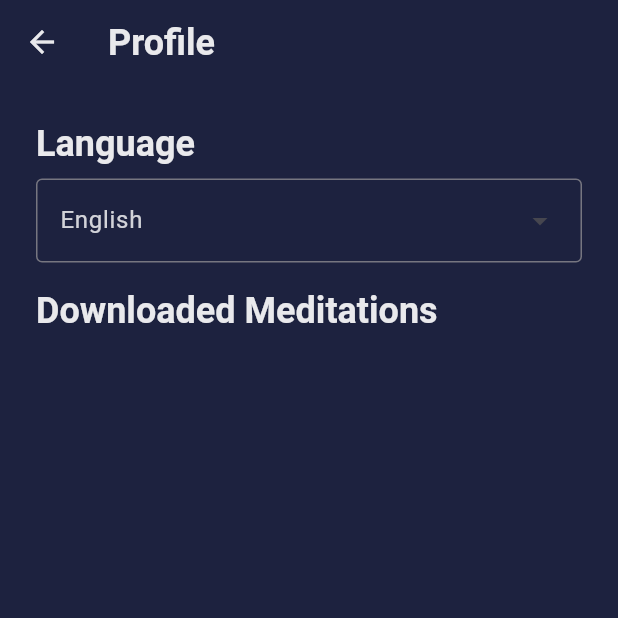
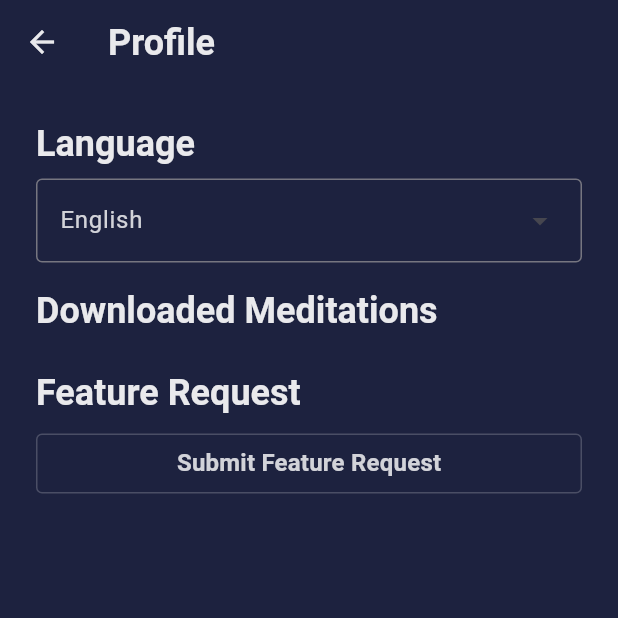
Before and after one commit to stevendz/snuz_app, a Flutter app: the screen it shows after launch, after a tap on an icon or button, on a phone screen of 412 x 824 dp, the top half of it. Run offline on Flutter 3.47's test engine with Material 3 defaults, Android fonts, the phone set to English and light mode, and no system bars; our stand-ins replace assets_audio_player, dio, firebase_core, firebase_messaging, hugeicons, lottie and 1 more; missing offline and left inert: wiredash; accounts and stored records are empty; generated files the repository leaves out were written again; statements that could not run were skipped.

Commit message:
Add featurebase button and make it more responsive

```diff
--- a/lib/l10n/app_de.arb
+++ b/lib/l10n/app_de.arb
@@ -13,5 +13,7 @@
     "sos": "SOS",
     "errorTryAgainLater": "Ein Fehler ist aufgetreten. Bitte versuchen Sie es später erneut.",
     "noInternetWarning": "Keine Internetverbindung verfügbar.",
-    "downloadedSuccessfully": "Erfolgreich heruntergeladen!"
+    "downloadedSuccessfully": "Erfolgreich heruntergeladen!",
+    "featureRequest": "Feature-Anfrage",
+    "submitFeatureRequest": "Feature-Anfrage einreichen"
 }
--- a/lib/l10n/app_en.arb
+++ b/lib/l10n/app_en.arb
@@ -13,5 +13,7 @@
     "sos": "SOS",
     "errorTryAgainLater": "An error occurred. Please try again later.",
     "noInternetWarning": "No internet connection available.",
-    "downloadedSuccessfully": "Downloaded successfully!"
+    "downloadedSuccessfully": "Downloaded successfully!",
+    "featureRequest": "Feature Request",
+    "submitFeatureRequest": "Submit Feature Request"
 }
--- a/lib/screens/profile.dart
+++ b/lib/screens/profile.dart
@@ -9,6 +9,7 @@ import 'package:snuz_app/providers/snackbar_service.dart';
 import 'package:snuz_app/screens/overview.dart';
 import 'package:snuz_app/screens/sleepcast_player_screen.dart';
 import 'package:snuz_app/utils/snackbar_data.dart';
+import 'package:url_launcher/url_launcher.dart';
 
 class ProfileScreen extends StatelessWidget {
   const ProfileScreen({super.key});
@@ -82,6 +83,23 @@ class ProfileScreen extends StatelessWidget {
                           icon: const Icon(Icons.delete, color: Color(0xffb63b45), size: 20),
                         ),
                       ),
+                  const SizedBox(height: 16),
+                  Text(l10n.featureRequest, style: Theme.of(context).textTheme.headlineMedium),
+                  const SizedBox(height: 8),
+                  TextButton(
+                    onPressed: () async {
+                      final url = Uri.parse('https://snuz.featurebase.app/');
+                      if (await canLaunchUrl(url)) {
+                        await launchUrl(url, mode: LaunchMode.externalApplication);
+                      }
+                    },
+                    child: Text(
+                      l10n.submitFeatureRequest,
+                      style: Theme.of(context).textTheme.titleMedium?.copyWith(
+                            color: Theme.of(context).textTheme.bodyMedium?.color,
+                          ),
+                    ),
+                  ),
                   Visibility(
                     // ignore: avoid_redundant_argument_values
                     visible: kDebugMode,
--- a/lib/widgets/sleepcast_item.dart
+++ b/lib/widgets/sleepcast_item.dart
@@ -31,7 +31,7 @@ class _SleepcastItemState extends State<SleepcastItem> {
     return Opacity(
       opacity: isLoading ? 0.5 : 1,
       child: Container(
-        height: 120,
+        constraints: const BoxConstraints(minHeight: 120),
         decoration: BoxDecoration(
           color: Theme.of(context).primaryColor.withValues(alpha: 0.8),
           borderRadius: BorderRadius.circular(12),
@@ -59,16 +59,21 @@ class _SleepcastItemState extends State<SleepcastItem> {
               padding: const EdgeInsets.all(16.0),
               child: Column(
                 crossAxisAlignment: CrossAxisAlignment.start,
+                mainAxisSize: MainAxisSize.min,
                 children: [
                   Row(
                     children: [
-                      Text(
-                        isLoading
-                            ? '${l10n.isLoading} ${((sleepcastProvider.loadingSleepcasts.entries.firstOrNull?.value ?? 0) * 100).toStringAsFixed(0)}%'
-                            : Sleepcasts().getTitle(widget.cast.id),
-                        style: textTheme.titleLarge,
+                      Expanded(
+                        child: Text(
+                          isLoading
+                              ? '${l10n.isLoading} ${((sleepcastProvider.loadingSleepcasts.entries.firstOrNull?.value ?? 0) * 100).toStringAsFixed(0)}%'
+                              : Sleepcasts().getTitle(widget.cast.id),
+                          style: textTheme.titleLarge,
+                          overflow: TextOverflow.ellipsis,
+                          maxLines: 2,
+                        ),
                       ),
-                      const Spacer(),
+                      const SizedBox(width: 8),
                       if (isDownloaded)
                         Icon(
                           HugeIcons.strokeRoundedDownload04,
--- a/pubspec.yaml
+++ b/pubspec.yaml
@@ -23,6 +23,7 @@ dependencies:
   path_provider: ^2.1.4
   provider: ^6.1.1
   shared_preferences: ^2.2.3
+  url_launcher: ^6.2.2
   wiredash: ^2.2.0
 
 dev_dependencies:
```
Also changed, not shown: pubspec.lock, 6 other files.
